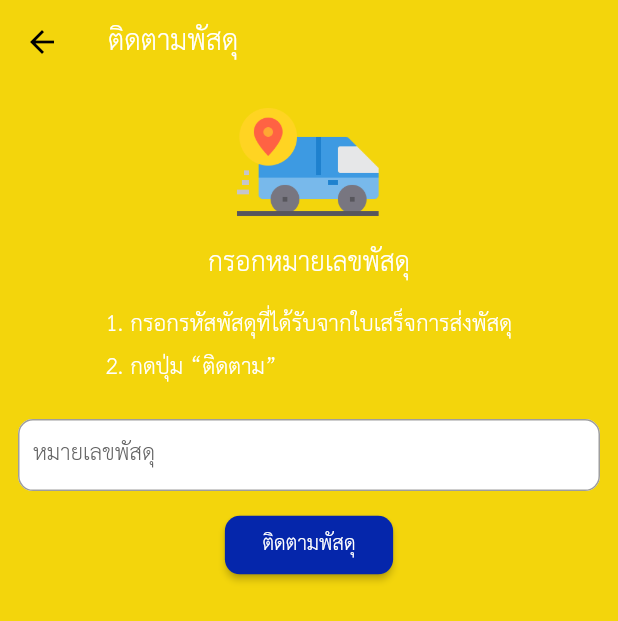
After one commit to PasitDM/VapeeTransportFlutter, a Flutter app: the screen it shows after launch, after a tap on "ติดตามพัสดุ", on a phone screen of 412 x 824 dp. The commit adds this screen. Shown: the top 621 px of the screen. Run offline on Flutter 3.47's test engine with Material 2 defaults, Android fonts, the phone set to English and light mode, and no system bars.

Commit message:
update on UI

```diff
--- a/lib/main.dart
+++ b/lib/main.dart
@@ -1,9 +1,9 @@
 import 'package:app_vapee_transport/screens/book_ticket_page.dart';
 import 'package:app_vapee_transport/screens/car_gps_page.dart';
-import 'package:app_vapee_transport/screens/contactus_page.dart';
+import 'package:app_vapee_transport/screens/contact_us_page.dart';
 import 'package:app_vapee_transport/screens/home_page.dart';
 import 'package:app_vapee_transport/screens/login_page.dart';
-import 'package:app_vapee_transport/screens/trackparcel_page.dart';
+import 'package:app_vapee_transport/screens/track_parcel_page.dart';
 import 'package:flutter/material.dart';
 
 void main() {
@@ -13,18 +13,13 @@
 class MyApp extends StatelessWidget {
   @override
   Widget build(BuildContext context) {
-    return GestureDetector(
-      onTap: () {
-        FocusScope.of(context).requestFocus(FocusNode());
-      },
-      child: MaterialApp(
+    return MaterialApp(
       title: 'Vapee Transport',
       theme: ThemeData(
         fontFamily: 'THSarabunNew',
         primarySwatch: Colors.yellow,
         visualDensity: VisualDensity.adaptivePlatformDensity,
       ),
-        // home: HomePage(),
       initialRoute: '/',
       routes: {
         '/': (context) => HomePage(),
@@ -35,7 +30,6 @@
         '/contact': (context) => ContactUsPage(),
       },
       debugShowCheckedModeBanner: false,
-      ),
     );
   }
 }
--- a/lib/screens/home_page.dart
+++ b/lib/screens/home_page.dart
@@ -11,7 +11,8 @@
   Widget build(BuildContext context) {
     return Scaffold(
       backgroundColor: clrBackground,
-      body: Column(
+      body: SingleChildScrollView(
+        child: Column(
           crossAxisAlignment: CrossAxisAlignment.start,
           children: [
             Padding(
@@ -43,7 +44,6 @@
             ),
             InkWell(
               onTap: () {
-              print('login page');
                 Navigator.pushNamed(context, '/login');
               },
               child: Center(
@@ -73,7 +73,6 @@
             ), // เข้าสู่ระบบ/สมัครสมาชิก
             InkWell(
               onTap: () {
-              print('book-ticket page');
                 Navigator.pushNamed(context, '/bookTicket');
               },
               child: Center(
@@ -103,7 +102,6 @@
             ), // ตารางเวลาเดินรถ
             InkWell(
               onTap: () {
-              print('gps page');
                 Navigator.pushNamed(context, '/carGps');
               },
               child: Center(
@@ -133,7 +131,6 @@
             ), // พิกัดตำแหน่งรถ
             InkWell(
               onTap: () {
-              print('trackParcel page');
                 Navigator.pushNamed(context, '/trackParcel');
               },
               child: Center(
@@ -163,7 +160,6 @@
             ), // ติดตามพัสดุ
             InkWell(
               onTap: () {
-              print('Contact Us');
                 Navigator.pushNamed(context, '/contact');
               },
               child: Center(
@@ -193,6 +189,7 @@
             ), // ติดต่อเรา contact us
           ],
         ),
+      ),
     );
   }
 }
--- a/lib/screens/trackparcel_page.dart
+++ b/lib/screens/track_parcel_page.dart
@@ -1,3 +1,4 @@
+import 'package:app_vapee_transport/screens/vapee_layout.dart';
 import 'package:flutter/material.dart';
 
 import '../constraint.dart';
@@ -12,8 +13,7 @@
 
   @override
   Widget build(BuildContext context) {
-    return Scaffold(
-      backgroundColor: clrBackground,
+    return VapeeLayout(
       appBar: AppBar(
         backgroundColor: clrBackground,
         elevation: 0,
@@ -83,16 +83,21 @@
                 ),
               ),
               RaisedButton(
-                onPressed: () {
-                  print('ติดตามพัสดุ');
-                },
-                padding: EdgeInsets.symmetric(horizontal: 25, vertical: 6),
+                onPressed: () {},
+                padding: EdgeInsets.symmetric(
+                  horizontal: 25,
+                  vertical: 6,
+                ),
                 color: clrBtn,
                 shape: RoundedRectangleBorder(
-                    borderRadius: BorderRadius.circular(10)),
+                  borderRadius: BorderRadius.circular(10),
+                ),
                 child: Text(
                   'ติดตามพัสดุ',
-                  style: TextStyle(color: Colors.white, fontSize: 20),
+                  style: TextStyle(
+                    color: Colors.white,
+                    fontSize: 20,
+                  ),
                 ),
               ),
             ],
--- /dev/null
+++ b/lib/screens/vapee_layout.dart
@@ -0,0 +1,27 @@
+import 'package:flutter/material.dart';
+
+import '../constraint.dart';
+
+class VapeeLayout extends StatelessWidget {
+  final AppBar appBar;
+  final Widget body;
+
+  const VapeeLayout({
+    this.appBar,
+    this.body,
+  });
+
+  @override
+  Widget build(BuildContext context) {
+    return GestureDetector(
+      onTap: () {
+        FocusScope.of(context).requestFocus(FocusNode());
+      },
+      child: Scaffold(
+        backgroundColor: clrBackground,
+        appBar: appBar,
+        body: body,
+      ),
+    );
+  }
+}
```
Also changed, not shown: lib/screens/car_gps_page.dart (+6 -3 lines), lib/screens/contact_us_page.dart (added, +62 -0 lines), lib/screens/contactus_page.dart (deleted, +0 -64 lines), lib/base_page.dart (renamed from lib/basepage.dart), 1 other file. Lines whose indentation alone changed are shown as unchanged.
